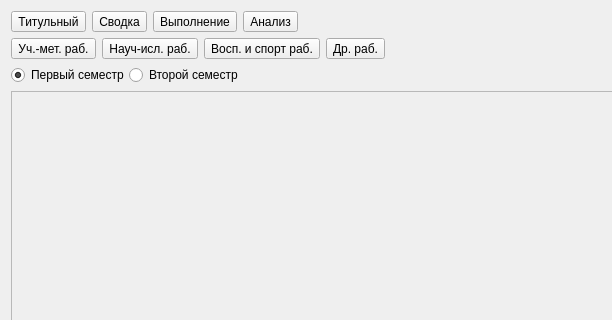
First picture: the form in client/src/print/printform.ui, repository rainovskyqt/teacher_plan, before the edit; both pictures show x 0 to 612 and y 0 to 320 of the 729 by 764 pixel window.
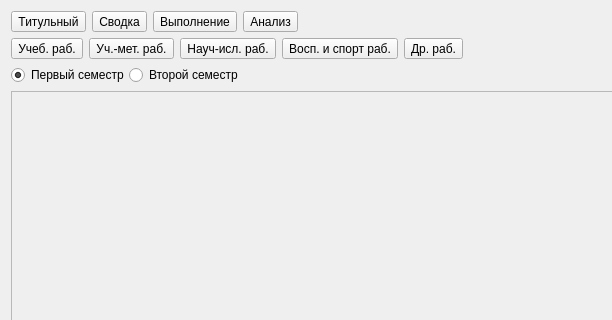
Second picture: the form after the edit.

```diff
--- a/client/src/print/printform.ui
+++ b/client/src/print/printform.ui
@@ -61,6 +61,13 @@
    </item>
    <item>
     <layout class="QHBoxLayout" name="horizontalLayout_4">
+     <item>
+      <widget class="QToolButton" name="btn_workStudy">
+       <property name="text">
+        <string>Учеб. раб.</string>
+       </property>
+      </widget>
+     </item>
      <item>
       <widget class="QToolButton" name="btn_workMethodic">
        <property name="text">
```
